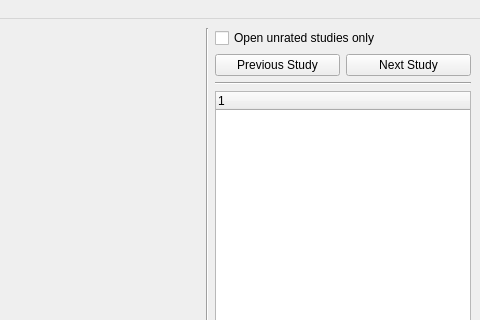
Old version of the form api/interface/qt/QMainAlderWindow.ui in the repository patrickdemond/Alder; both pictures show x 746 to 1226 and y 0 to 320 of the 1226 by 900 pixel window.
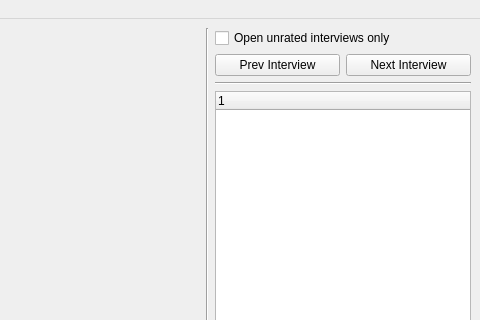
New version of the form. Custom widgets are drawn as their Qt base class.

Commit message: Converting old study to interview structure

Diff of the .ui file:
```diff
--- a/api/interface/qt/QMainAlderWindow.ui
+++ b/api/interface/qt/QMainAlderWindow.ui
@@ -82,7 +82,7 @@
         <item>
          <widget class="QCheckBox" name="unratedCheckBox">
           <property name="text">
-           <string>Open unrated studies only</string>
+           <string>Open unrated interviews only</string>
           </property>
          </widget>
         </item>
@@ -91,14 +91,14 @@
           <item>
            <widget class="QPushButton" name="previousStudyPushButton">
             <property name="text">
-             <string>Previous Study</string>
+             <string>Prev Interview</string>
             </property>
            </widget>
           </item>
           <item>
            <widget class="QPushButton" name="nextStudyPushButton">
             <property name="text">
-             <string>Next Study</string>
+             <string>Next Interview</string>
             </property>
            </widget>
           </item>
```
Left out of the diff: 32 changed lines with no effect on the pictures. The commit also changes 13 other files.
